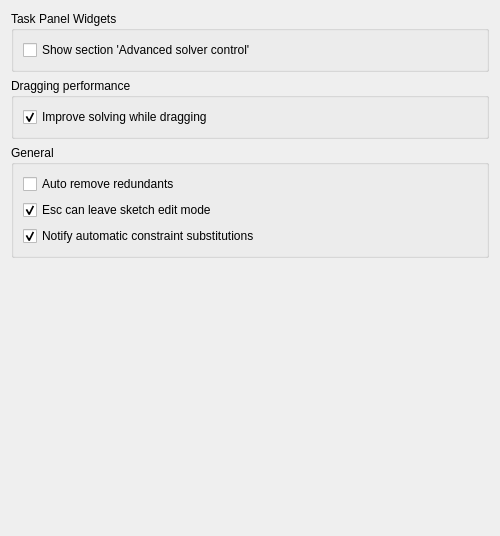
This is src/Mod/Sketcher/Gui/SketcherSettings.ui in southseact-3d/fcd as Qt 5 draws it before an edit. The edited form follows.
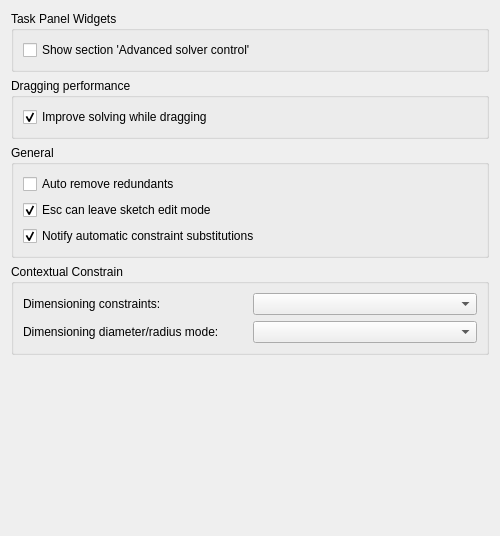
This is the edited form. Custom widgets are drawn as their Qt base class.

Commit message: Sketcher: Constrain Contextual implementation.

Patch:
```diff
--- a/src/Mod/Sketcher/Gui/SketcherSettings.ui
+++ b/src/Mod/Sketcher/Gui/SketcherSettings.ui
@@ -163,6 +163,56 @@
     </widget>
    </item>
    <item row="3" column="0">
+    <widget class="QGroupBox" name="groupBox_6">
+     <property name="sizePolicy">
+      <sizepolicy hsizetype="Expanding" vsizetype="Minimum">
+       <horstretch>0</horstretch>
+       <verstretch>0</verstretch>
+      </sizepolicy>
+     </property>
+     <property name="title">
+      <string>Contextual Constrain</string>
+     </property>
+     <layout class="QGridLayout" name="gridLayout_general">
+      <item row="0" column="0">
+       <widget class="QLabel" name="dimensioningLabel">
+        <property name="text">
+         <string>Dimensioning constraints:</string>
+        </property>
+       </widget>
+      </item>
+	  <item row="0" column="1">
+       <widget class="QComboBox" name="dimensioningMode">
+        <property name="toolTip">
+         <string>Selection the type of dimensioning constraints for your toolbar:
+'Single tool': You will have a single tool for all dimensioning constraints : Distance, Distance X / Y, Angle, Radius.
+'Separated tools': You will have separated tools for each dimensioning constraint.
+'Both': You will have both the 'Constrain Contextual' tool and the individual tool.
+This setting is only for the toolbar. Whichever you chose, all tools are always available in the menu and through shortcuts.</string>
+        </property>
+       </widget>
+      </item>
+      <item row="1" column="0">
+       <widget class="QLabel" name="radiusDiameterLabel">
+        <property name="text">
+         <string>Dimensioning diameter/radius mode:</string>
+        </property>
+       </widget>
+      </item>
+	  <item row="1" column="1">
+       <widget class="QComboBox" name="radiusDiameterMode">
+        <property name="toolTip">
+         <string>While using Constraint Contextually you may chose how to handle circles and arcs:
+'Auto': The tool will apply radius to arcs and diameter to circles.
+'Diameter': The tool will apply diameter to both arcs and circles.
+'Radius': The tool will apply radius to both arcs and circles.</string>
+        </property>
+       </widget>
+      </item>
+     </layout>
+    </widget>
+   </item>
+   <item row="4" column="0">
     <spacer name="verticalSpacer">
      <property name="orientation">
       <enum>Qt::Vertical</enum>
```
The commit also changes 11 other files.
